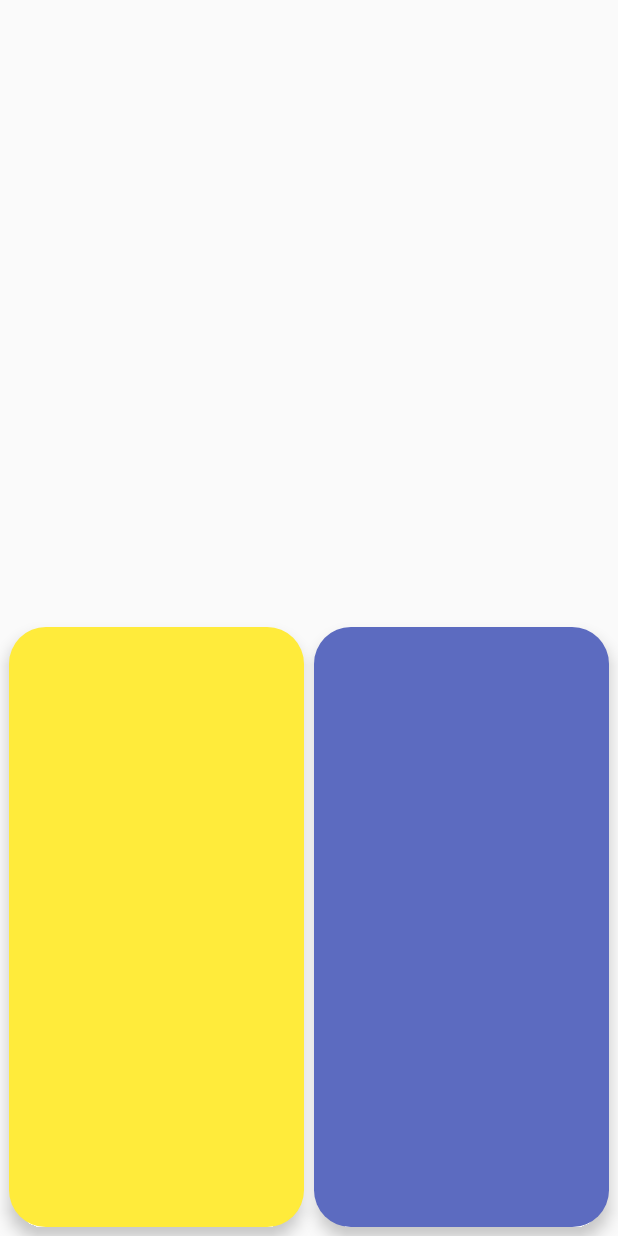
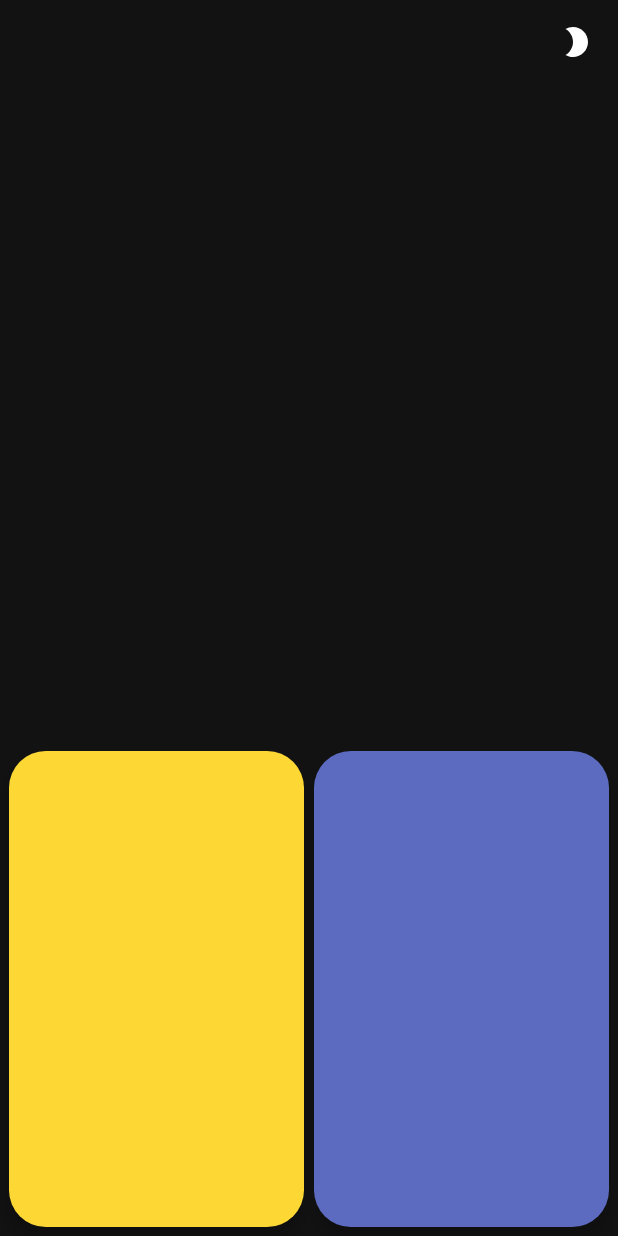
Before and after one commit to Jorkoh/PolyrhythmTrainer, an Android app: the screen it shows after launch (MainActivity), on a phone screen of 412 x 824 dp. Run offline under Robolectric (Android 15) with nearby library versions, the phone set to English and light mode, and no system bars; 3 statements that could not run were skipped.

Commit message:
Added light and dark themes and button to switch between them

```diff
--- a/app/build.gradle
+++ b/app/build.gradle
@@ -46,16 +46,18 @@ android {
 dependencies {
 
     implementation "org.jetbrains.kotlin:kotlin-stdlib:$kotlin_version"
-    implementation 'androidx.core:core-ktx:1.2.0'
-    implementation 'androidx.appcompat:appcompat:1.1.0'
-    implementation 'androidx.constraintlayout:constraintlayout:1.1.3'
+    implementation "androidx.core:core-ktx:1.2.0"
+    implementation "androidx.appcompat:appcompat:1.1.0"
+    implementation "com.google.android.material:material:1.2.0-alpha05"
+    implementation "androidx.constraintlayout:constraintlayout:1.1.3"
+    implementation "androidx.preference:preference-ktx:1.1.0"
     implementation "androidx.navigation:navigation-fragment-ktx:$nav_version"
     implementation "androidx.navigation:navigation-ui-ktx:$nav_version"
-    implementation 'androidx.legacy:legacy-support-v4:1.0.0'
+    implementation "androidx.legacy:legacy-support-v4:1.0.0"
 
 
-    testImplementation 'junit:junit:4.12'
-    androidTestImplementation 'androidx.test.ext:junit:1.1.1'
-    androidTestImplementation 'androidx.test.espresso:espresso-core:3.2.0'
+    testImplementation "junit:junit:4.12"
+    androidTestImplementation "androidx.test.ext:junit:1.1.1"
+    androidTestImplementation "androidx.test.espresso:espresso-core:3.2.0"
     androidTestImplementation "androidx.navigation:navigation-testing:$nav_version"
 }
--- a/app/src/main/AndroidManifest.xml
+++ b/app/src/main/AndroidManifest.xml
@@ -3,6 +3,7 @@
     package="com.jorkoh.polyrhythmtrainer">
 
     <application
+        android:name=".MainApplication"
         android:allowBackup="true"
         android:icon="@mipmap/ic_launcher"
         android:label="@string/app_name"
--- /dev/null
+++ b/app/src/main/java/com/jorkoh/polyrhythmtrainer/MainApplication.kt
@@ -0,0 +1,21 @@
+package com.jorkoh.polyrhythmtrainer
+
+import android.app.Application
+import androidx.appcompat.app.AppCompatDelegate
+import androidx.preference.PreferenceManager
+
+
+class MainApplication : Application() {
+    override fun onCreate() {
+        super.onCreate()
+
+        // Apply day-night mode, dark mode by default
+        val sharedPreferences = PreferenceManager.getDefaultSharedPreferences(this)
+        AppCompatDelegate.setDefaultNightMode(
+            sharedPreferences.getInt(
+                "themePreference",
+                AppCompatDelegate.MODE_NIGHT_YES
+            )
+        )
+    }
+}
--- a/app/src/main/java/com/jorkoh/polyrhythmtrainer/ui/TrainerFragment.kt
+++ b/app/src/main/java/com/jorkoh/polyrhythmtrainer/ui/TrainerFragment.kt
@@ -1,16 +1,23 @@
 package com.jorkoh.polyrhythmtrainer.ui
 
+import android.content.SharedPreferences
+import android.content.res.Configuration
 import android.os.Bundle
 import android.util.Log
 import android.view.LayoutInflater
 import android.view.View
 import android.view.ViewGroup
+import androidx.appcompat.app.AppCompatDelegate
+import androidx.core.content.ContextCompat
+import androidx.core.content.edit
 import androidx.fragment.app.Fragment
+import androidx.preference.PreferenceManager
 import com.jorkoh.polyrhythmtrainer.R
 import kotlinx.android.synthetic.main.fragment_trainer.view.*
 
 
 class TrainerFragment : Fragment() {
+
     override fun onCreateView(inflater: LayoutInflater, container: ViewGroup?, savedInstanceState: Bundle?): View? {
         return inflater.inflate(R.layout.fragment_trainer, container, false).apply {
             left_pad.doOnTapResult {
@@ -19,6 +26,34 @@ class TrainerFragment : Fragment() {
             right_pad.doOnTapResult {
                 Log.d("TESTING", "Received right pad tap result ${it.name}")
             }
+            change_theme_button.setOnClickListener {
+                changeThemePreference()
+            }
+
+            change_theme_button.icon = ContextCompat.getDrawable(requireContext(), when(getCurrentNightMode()){
+                Configuration.UI_MODE_NIGHT_YES -> R.drawable.ic_dark_theme
+                Configuration.UI_MODE_NIGHT_NO -> R.drawable.ic_light_theme
+                else -> R.drawable.ic_dark_theme
+            })
         }
     }
+
+    private fun changeThemePreference() {
+        val sharedPreferences: SharedPreferences = PreferenceManager.getDefaultSharedPreferences(requireContext())
+
+        val newThemePreference = when (getCurrentNightMode()) {
+            Configuration.UI_MODE_NIGHT_YES -> AppCompatDelegate.MODE_NIGHT_NO
+            Configuration.UI_MODE_NIGHT_NO -> AppCompatDelegate.MODE_NIGHT_YES
+            else -> AppCompatDelegate.MODE_NIGHT_YES
+        }
+
+        AppCompatDelegate.setDefaultNightMode(newThemePreference)
+        sharedPreferences.edit(commit = true) {
+            putInt("themePreference", newThemePreference)
+        }
+    }
+
+    private fun getCurrentNightMode(): Int {
+        return resources.configuration.uiMode and Configuration.UI_MODE_NIGHT_MASK
+    }
 }
--- /dev/null
+++ b/app/src/main/res/drawable/ic_dark_theme.xml
@@ -0,0 +1,10 @@
+<vector xmlns:android="http://schemas.android.com/apk/res/android"
+    android:width="24dp"
+    android:height="24dp"
+    android:viewportWidth="24"
+    android:viewportHeight="24"
+    android:tint="?attr/colorControlNormal">
+  <path
+      android:fillColor="@android:color/white"
+      android:pathData="M10,2c-1.82,0 -3.53,0.5 -5,1.35C7.99,5.08 10,8.3 10,12s-2.01,6.92 -5,8.65C6.47,21.5 8.18,22 10,22c5.52,0 10,-4.48 10,-10S15.52,2 10,2z"/>
+</vector>
--- /dev/null
+++ b/app/src/main/res/drawable/ic_light_theme.xml
@@ -0,0 +1,10 @@
+<vector xmlns:android="http://schemas.android.com/apk/res/android"
+    android:width="24dp"
+    android:height="24dp"
+    android:viewportWidth="24"
+    android:viewportHeight="24"
+    android:tint="?attr/colorControlNormal">
+  <path
+      android:fillColor="@android:color/white"
+      android:pathData="M20,8.69L20,4h-4.69L12,0.69 8.69,4L4,4v4.69L0.69,12 4,15.31L4,20h4.69L12,23.31 15.31,20L20,20v-4.69L23.31,12 20,8.69zM12,18c-3.31,0 -6,-2.69 -6,-6s2.69,-6 6,-6 6,2.69 6,6 -2.69,6 -6,6zM12,8c-2.21,0 -4,1.79 -4,4s1.79,4 4,4 4,-1.79 4,-4 -1.79,-4 -4,-4z"/>
+</vector>
--- a/app/src/main/res/layout-land/fragment_trainer.xml
+++ b/app/src/main/res/layout-land/fragment_trainer.xml
@@ -5,6 +5,13 @@
     android:layout_width="match_parent"
     android:layout_height="match_parent"
     tools:context=".ui.TrainerFragment">
+
+    <androidx.constraintlayout.widget.Guideline
+        android:id="@+id/top_guideline"
+        android:layout_width="wrap_content"
+        android:layout_height="wrap_content"
+        android:orientation="horizontal"
+        app:layout_constraintGuide_percent="0.3" />
 
     <androidx.constraintlayout.widget.Guideline
         android:id="@+id/left_guideline"
@@ -20,7 +27,23 @@
         android:orientation="vertical"
         app:layout_constraintGuide_percent="0.7" />
 
-    <com.jorkoh.polyrhythmtrainer.ui.PadView
+    <com.google.android.material.button.MaterialButton
+        android:id="@+id/change_theme_button"
+        style="@style/Widget.MaterialComponents.Button.TextButton"
+        android:layout_width="56dp"
+        android:layout_height="56dp"
+        android:insetLeft="0dp"
+        android:insetTop="0dp"
+        android:insetRight="0dp"
+        android:insetBottom="0dp"
+        app:icon="@drawable/ic_dark_theme"
+        app:iconGravity="textStart"
+        app:iconPadding="0dp"
+        app:iconTint="?attr/colorOnBackground"
+        app:layout_constraintEnd_toEndOf="parent"
+        app:layout_constraintTop_toTopOf="parent" />
+
+    <com.jorkoh.polyrhythmtrainer.ui.customviews.PadView
         android:id="@+id/left_pad"
         android:layout_width="0dp"
         android:layout_height="0dp"
@@ -32,12 +55,12 @@
         app:layout_constraintBottom_toBottomOf="parent"
         app:layout_constraintEnd_toStartOf="@id/left_guideline"
         app:layout_constraintStart_toStartOf="parent"
-        app:layout_constraintTop_toTopOf="parent"
+        app:layout_constraintTop_toBottomOf="@id/top_guideline"
         app:padColor="@color/leftPadColor"
         app:padPosition="0"
         app:padRippleColor="@color/leftPadRippleColor" />
 
-    <com.jorkoh.polyrhythmtrainer.ui.PadView
+    <com.jorkoh.polyrhythmtrainer.ui.customviews.PadView
         android:id="@+id/right_pad"
         android:layout_width="0dp"
         android:layout_height="0dp"
@@ -49,7 +72,7 @@
         app:layout_constraintBottom_toBottomOf="parent"
         app:layout_constraintEnd_toEndOf="parent"
         app:layout_constraintStart_toEndOf="@id/right_guideline"
-        app:layout_constraintTop_toTopOf="parent"
+        app:layout_constraintTop_toBottomOf="@id/top_guideline"
         app:padColor="@color/rightPadColor"
         app:padPosition="1"
         app:padRippleColor="@color/rightPadRippleColor" />
--- a/app/src/main/res/layout/fragment_trainer.xml
+++ b/app/src/main/res/layout/fragment_trainer.xml
@@ -6,14 +6,30 @@
     android:layout_height="match_parent"
     tools:context=".ui.TrainerFragment">
 
+    <com.google.android.material.button.MaterialButton
+        android:id="@+id/change_theme_button"
+        style="@style/Widget.MaterialComponents.Button.TextButton"
+        android:layout_width="56dp"
+        android:layout_height="56dp"
+        android:insetLeft="0dp"
+        android:insetTop="0dp"
+        android:insetRight="0dp"
+        android:insetBottom="0dp"
+        app:icon="@drawable/ic_dark_theme"
+        app:iconGravity="textStart"
+        app:iconPadding="0dp"
+        app:iconTint="?attr/colorOnBackground"
+        app:layout_constraintEnd_toEndOf="parent"
+        app:layout_constraintTop_toTopOf="parent" />
+
     <androidx.constraintlayout.widget.Guideline
         android:id="@+id/guideline"
         android:layout_width="wrap_content"
         android:layout_height="wrap_content"
         android:orientation="horizontal"
-        app:layout_constraintGuide_percent="0.5" />
+        app:layout_constraintGuide_percent="0.6" />
 
-    <com.jorkoh.polyrhythmtrainer.ui.PadView
+    <com.jorkoh.polyrhythmtrainer.ui.customviews.PadView
         android:id="@+id/left_pad"
         android:layout_width="0dp"
         android:layout_height="0dp"
@@ -30,7 +46,7 @@
         app:padPosition="0"
         app:padRippleColor="@color/leftPadRippleColor" />
 
-    <com.jorkoh.polyrhythmtrainer.ui.PadView
+    <com.jorkoh.polyrhythmtrainer.ui.customviews.PadView
         android:id="@+id/right_pad"
         android:layout_width="0dp"
         android:layout_height="0dp"
--- /dev/null
+++ b/app/src/main/res/values-night/colors.xml
@@ -0,0 +1,12 @@
+<?xml version="1.0" encoding="utf-8"?>
+<resources>
+    <color name="primary">#64B5F6</color>
+    <color name="secondary">#FFCC80</color>
+    <color name="error">#Ef9A9A</color>
+
+    <color name="leftPadColor">#fdd835</color>
+    <color name="leftPadRippleColor">#fff176</color>
+
+    <color name="rightPadColor">#5c6bc0</color>
+    <color name="rightPadRippleColor">#7986cb</color>
+</resources>
--- a/app/src/main/res/values/colors.xml
+++ b/app/src/main/res/values/colors.xml
@@ -1,8 +1,8 @@
 <?xml version="1.0" encoding="utf-8"?>
 <resources>
-    <color name="colorPrimary">#6200EE</color>
-    <color name="colorPrimaryDark">#3700B3</color>
-    <color name="colorAccent">#03DAC5</color>
+    <color name="primary">#1976D2</color>
+    <color name="secondary">#F57C00</color>
+    <color name="error">#E53935</color>
 
     <color name="leftPadColor">#ffeb3b</color>
     <color name="leftPadRippleColor">#ffc107</color>
--- a/app/src/main/res/values/styles.xml
+++ b/app/src/main/res/values/styles.xml
@@ -1,10 +1,11 @@
 <resources>
-    <!-- Base application theme. -->
-    <style name="AppTheme" parent="Theme.AppCompat.Light.NoActionBar">
-        <!-- Customize your theme here. -->
-        <item name="colorPrimary">@color/colorPrimary</item>
-        <item name="colorPrimaryDark">@color/colorPrimaryDark</item>
-        <item name="colorAccent">@color/colorAccent</item>
+
+    <style name="AppTheme" parent="Theme.MaterialComponents.DayNight.NoActionBar">
+        <item name="colorPrimary">@color/primary</item>
+        <item name="colorPrimaryDark">@color/primary</item>
+        <item name="colorSecondary">@color/secondary</item>
+        <item name="colorError">@color/error</item>
+        <item name="android:textColor">?attr/colorOnBackground</item>
     </style>
 
 </resources>
```
Also changed, not shown: app/src/main/java/com/jorkoh/polyrhythmtrainer/ui/customviews/PadView.kt (renamed from app/src/main/java/com/jorkoh/polyrhythmtrainer/ui/PadView.kt, +4 -4 lines), 1 other file.
